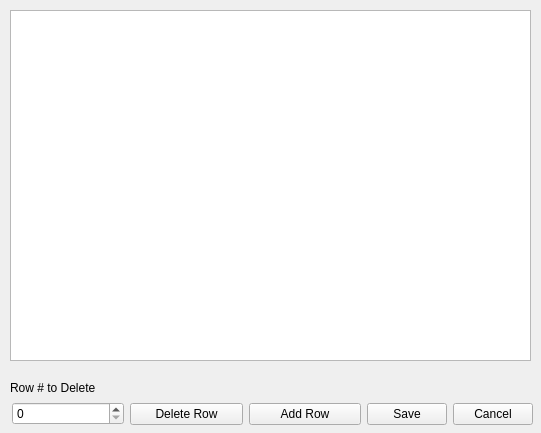
Old version of the form manageinventory.ui in the repository P4TOO/BulkClub-System.
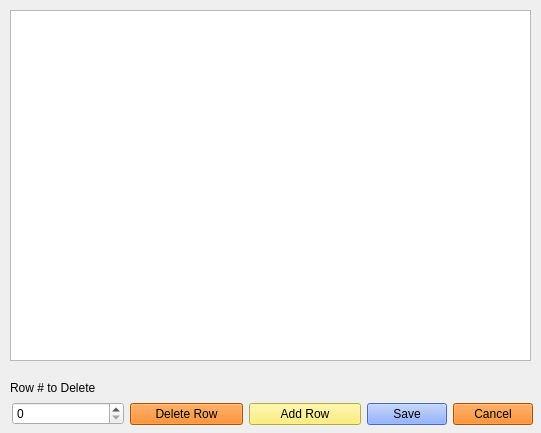
New version of the form.

Diff of the .ui file:
```diff
--- a/manageinventory.ui
+++ b/manageinventory.ui
@@ -51,6 +51,9 @@
     </item>
     <item>
      <widget class="QPushButton" name="DelRowButton">
+      <property name="styleSheet">
+       <string notr="true">background-color: rgb(241, 115, 0)</string>
+      </property>
       <property name="text">
        <string>Delete Row</string>
       </property>
@@ -58,6 +61,9 @@
     </item>
     <item>
      <widget class="QPushButton" name="AddRowButton">
+      <property name="styleSheet">
+       <string notr="true">background-color:rgb(255, 238, 89)</string>
+      </property>
       <property name="text">
        <string>Add Row</string>
       </property>
@@ -67,6 +73,9 @@
      <layout class="QHBoxLayout" name="horizontalLayout">
       <item>
        <widget class="QPushButton" name="SaveButton">
+        <property name="styleSheet">
+         <string notr="true">background-color: rgb(105, 146, 255)</string>
+        </property>
         <property name="text">
          <string>Save</string>
         </property>
@@ -74,6 +83,9 @@
       </item>
       <item>
        <widget class="QPushButton" name="Cancelbutton">
+        <property name="styleSheet">
+         <string notr="true">background-color: rgb(241, 115, 0)</string>
+        </property>
         <property name="text">
          <string>Cancel</string>
         </property>
```
